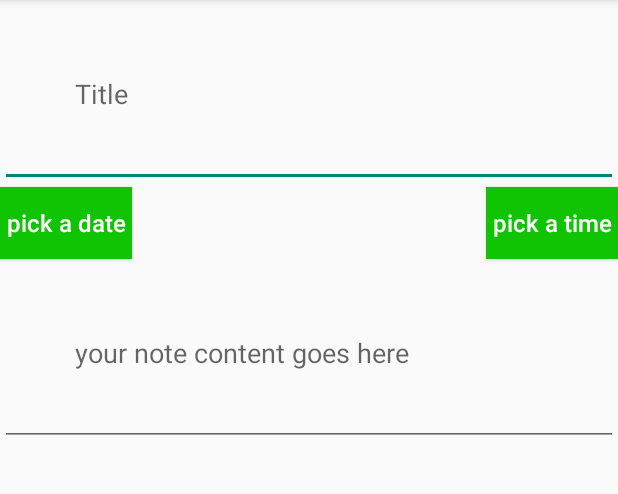
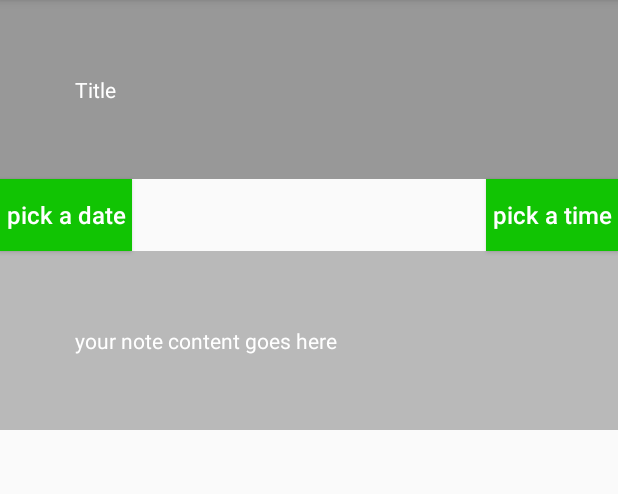
Before and after one commit to m68476521/Journaler, an Android app: the TodoActivity screen opened directly, with no data from a screen before it, on a phone screen of 412 x 824 dp, the part 75-569 px from its top. Run offline under Robolectric (Android 15) with nearby library versions, the phone set to English and light mode, and no system bars.

Commit message:
Add style for edit text
add selector_button_gray

by m68476521

```diff
--- a/Journaler/app/src/main/res/layout/activity_note.xml
+++ b/Journaler/app/src/main/res/layout/activity_note.xml
@@ -18,6 +18,7 @@
 
         <EditText
             android:id="@+id/note_title"
+            style="@style/edit_text_transparent"
             android:layout_width="match_parent"
             android:layout_height="wrap_content"
             android:hint="@string/title"
@@ -25,6 +26,7 @@
 
         <EditText
             android:id="@+id/note_content"
+            style="@style/edit_text_gery_text"
             android:layout_width="match_parent"
             android:layout_height="match_parent"
             android:gravity="top"
--- a/Journaler/app/src/main/res/layout/activity_todo.xml
+++ b/Journaler/app/src/main/res/layout/activity_todo.xml
@@ -18,6 +18,7 @@
 
         <EditText
             android:id="@+id/todo_title"
+            style="@style/edit_text_transparent"
             android:layout_width="match_parent"
             android:layout_height="wrap_content"
             android:hint="@string/title"
@@ -28,24 +29,25 @@
 
         <Button
             android:id="@+id/pick_date"
+            style="@style/simple_button_green"
             android:layout_width="wrap_content"
             android:layout_height="wrap_content"
             android:text="@string/pick_a_date"
-            style="@style/simple_button_green"
             app:layout_constraintStart_toStartOf="parent"
             app:layout_constraintTop_toBottomOf="@id/todo_title" />
 
         <Button
             android:id="@+id/pick_time"
+            style="@style/simple_button_green"
             android:layout_width="wrap_content"
             android:layout_height="wrap_content"
             android:text="@string/pick_time"
             app:layout_constraintEnd_toEndOf="parent"
-            style="@style/simple_button_green"
             app:layout_constraintTop_toTopOf="@id/pick_date" />
 
         <EditText
             android:id="@+id/todo_content"
+            style="@style/edit_text_gery_text"
             android:layout_width="match_parent"
             android:layout_height="wrap_content"
             android:gravity="top"
--- a/Journaler/app/src/main/res/layout/adapter_navigation_drawer.xml
+++ b/Journaler/app/src/main/res/layout/adapter_navigation_drawer.xml
@@ -6,6 +6,7 @@
 
     <Button
         android:id="@+id/drawer_item"
+        style="@style/simple_button_grey"
         android:layout_width="match_parent"
         android:layout_height="wrap_content" />
 </LinearLayout>
--- a/Journaler/app/src/main/res/values/styles.xml
+++ b/Journaler/app/src/main/res/values/styles.xml
@@ -17,4 +17,22 @@
     <style name="simple_button_green" parent="simple_button">
         <item name="android:background">@drawable/selector_button_green</item>
     </style>
+
+    <style name="simple_button_grey" parent="simple_button">
+        <item name="android:background">
+            @drawable/selector_button_grey</item>
+    </style>
+    <style name="edit_text_transparent">
+        <item name="android:textSize">14sp</item>
+        <item name="android:padding">19dp</item>
+        <item name="android:textColor">@color/white</item>
+        <item name="android:textColorHint">@color/white</item>
+        <item name="android:background">@color/black_transparent_40</item>
+    </style>
+    <style name="edit_text_gery_text"
+        parent="edit_text_transparent">
+        <item name="android:textAlignment">textStart</item>
+        <item name="android:textColor">@color/white</item>
+        <item name="android:background">@color/grey_text_light</item>
+    </style>
 </resources>
```
Also changed, not shown: Journaler/app/src/main/res/drawable/selector_button_grey.xml (added, +7 -0 lines).
